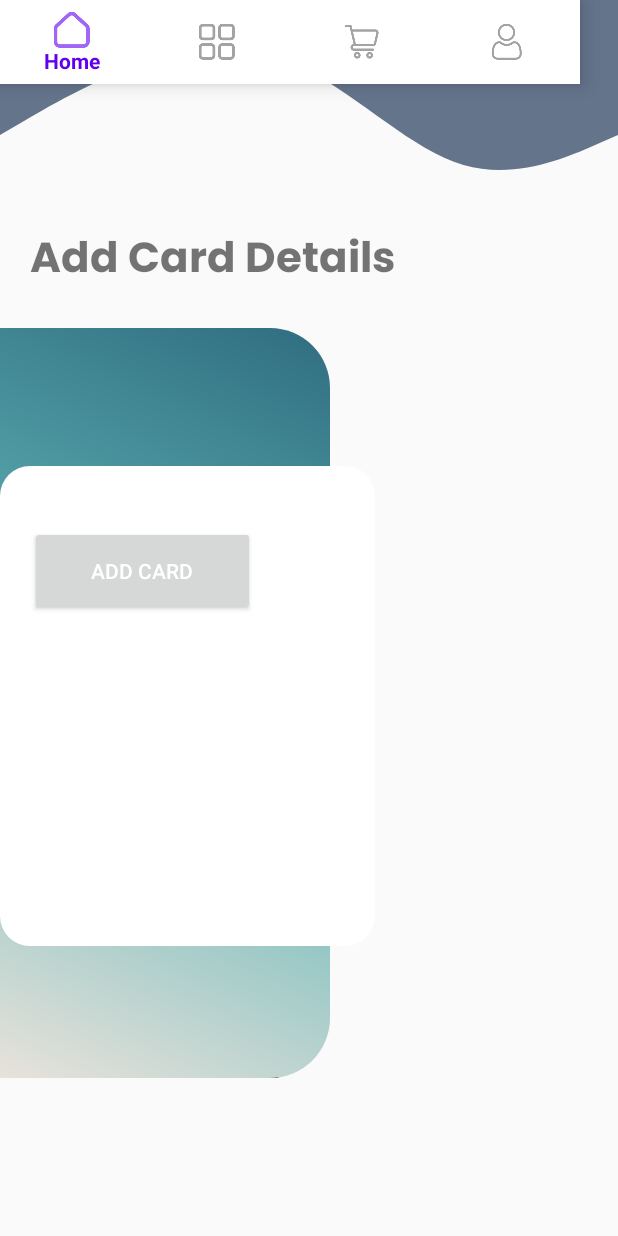
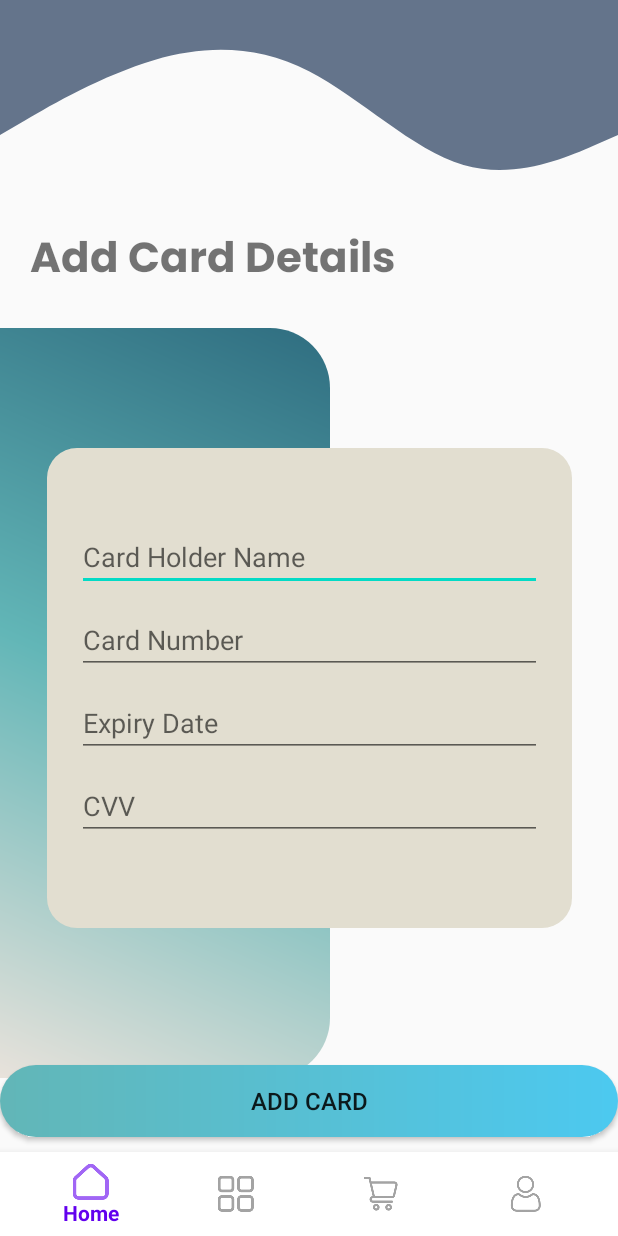
Before and after one commit to ImeshR/MAD-Project, an Android app: the layout activity_card_add_form.xml on its own in the app's theme, with its tools: preview values and no code run, on a phone screen of 412 x 824 dp. Run offline under Robolectric (Android 15) with nearby library versions, the phone set to English and light mode, and no system bars.

Commit message:
adding button create

```diff
--- a/app/src/main/res/drawable/shape_details_panel.xml
+++ b/app/src/main/res/drawable/shape_details_panel.xml
@@ -4,7 +4,7 @@
     <item>
         <shape android:shape="rectangle">
             <corners android:radius="20dp"/>
-            <solid android:color="@android:color/white"/>
+            <solid android:color="@color/s_Ivory"/>
         </shape>
     </item>
 </layer-list>
--- a/app/src/main/res/layout/activity_card_add_form.xml
+++ b/app/src/main/res/layout/activity_card_add_form.xml
@@ -2,6 +2,7 @@
 <androidx.constraintlayout.widget.ConstraintLayout xmlns:android="http://schemas.android.com/apk/res/android"
     xmlns:app="http://schemas.android.com/apk/res-auto"
     xmlns:tools="http://schemas.android.com/tools"
+    android:id="@+id/button_crd_add"
     android:layout_width="match_parent"
     android:layout_height="match_parent"
     tools:context=".Activity.Activity.cardAdd_Form">
@@ -11,21 +12,20 @@
         android:layout_width="0dp"
         android:layout_height="wrap_content"
         android:background="#FFFFFF"
-        app:menu="@menu/bottom_nav"
         app:layout_constraintBottom_toBottomOf="parent"
         app:layout_constraintEnd_toEndOf="parent"
         app:layout_constraintStart_toStartOf="parent"
-         />
+        app:menu="@menu/bottom_nav" />
 
     <View
         android:id="@+id/topView"
         android:layout_width="wrap_content"
         android:layout_height="150dp"
         android:background="@drawable/wave"
-        tools:ignore="MissingConstraints"
         app:layout_constraintEnd_toEndOf="parent"
         app:layout_constraintStart_toStartOf="parent"
-        app:layout_constraintTop_toTopOf="parent" />
+        app:layout_constraintTop_toTopOf="parent"
+        tools:ignore="MissingConstraints" />
 
     <TextView
         android:id="@+id/s_form_title"
@@ -46,70 +46,68 @@
         android:layout_marginTop="20dp"
         android:background="@drawable/shape_left_panel"
         app:layout_constraintTop_toBottomOf="@+id/s_form_title"
-        tools:ignore="MissingConstraints" >
+        tools:ignore="MissingConstraints">
 
-        <ImageView
-            android:id="@+id/imageView2"
-            android:layout_width="180dp"
-            android:layout_height="wrap_content"
-            android:layout_alignParentTop="true"
-            android:layout_alignParentBottom="true"
-            android:layout_marginTop="48dp"
-            android:layout_marginBottom="45dp"
-            app:srcCompat="@drawable/pay_girl" />
+        <!--        <ImageView-->
+        <!--            android:id="@+id/imageView2"-->
+        <!--            android:layout_width="180dp"-->
+        <!--            android:layout_height="wrap_content"-->
+        <!--            android:layout_alignParentTop="true"-->
+        <!--            android:layout_alignParentBottom="true"-->
+        <!--            android:layout_marginTop="48dp"-->
+        <!--            android:layout_marginBottom="45dp"-->
+        <!--            app:srcCompat="@drawable/pay_girl" />-->
     </RelativeLayout>
 
     <LinearLayout
         android:id="@+id/addingPanel"
-        android:layout_width="250dp"
+        android:layout_width="350dp"
         android:layout_height="320dp"
-        android:layout_marginTop="112dp"
         android:background="@drawable/shape_details_panel"
         android:orientation="vertical"
         android:paddingLeft="20dp"
         android:paddingTop="40dp"
         android:paddingRight="20dp"
+        app:layout_constraintBottom_toBottomOf="@+id/relativeLayout"
         app:layout_constraintEnd_toEndOf="parent"
-        app:layout_constraintHorizontal_bias="0.888"
-        app:layout_constraintStart_toStartOf="@+id/relativeLayout"
+        app:layout_constraintStart_toStartOf="parent"
         app:layout_constraintTop_toBottomOf="@+id/s_form_title">
 
-<!--        <EditText-->
-<!--            android:layout_width="match_parent"-->
-<!--            android:layout_height="40dp"-->
-<!--            android:layout_marginTop="15dp"-->
-<!--            android:hint="Card Holder Name" />-->
+        <EditText
+            android:layout_width="match_parent"
+            android:layout_height="40dp"
+            android:layout_marginTop="15dp"
+            android:hint="Card Holder Name" />
 
-<!--        <EditText-->
-<!--            android:layout_width="match_parent"-->
-<!--            android:layout_height="40dp"-->
-<!--            android:layout_marginTop="15dp"-->
-<!--            android:hint="Card Number"-->
-<!--            android:inputType="number" />-->
+        <EditText
+            android:layout_width="match_parent"
+            android:layout_height="40dp"
+            android:layout_marginTop="15dp"
+            android:hint="Card Number" />
 
-<!--        <EditText-->
-<!--            android:layout_width="match_parent"-->
-<!--            android:layout_height="40dp"-->
-<!--            android:layout_marginTop="15dp"-->
-<!--            android:hint="Expiry Date"-->
-<!--            android:inputType="date" />-->
+        <EditText
+            android:layout_width="match_parent"
+            android:layout_height="40dp"
+            android:layout_marginTop="15dp"
+            android:hint="Expiry Date" />
 
-<!--        <EditText-->
-<!--            android:layout_width="match_parent"-->
-<!--            android:layout_height="40dp"-->
-<!--            android:layout_marginTop="15dp"-->
-<!--            android:hint="CVV"-->
-<!--            android:inputType="number" />-->
-
-        <Button
-            android:layout_constraintBottom_toBottomOf="@+id/addingPanel"
-            android:layout_constraintStart_toStartOf="parent"
-            android:layout_constraintEnd_toEndOf="parent"
-            android:layout_width="150dp"
-            android:layout_height="60dp"
-            android:text="Add Card"
-            android:textColor="@color/white"
-            />
+        <EditText
+            android:layout_width="match_parent"
+            android:layout_height="40dp"
+            android:layout_marginTop="15dp"
+            android:hint="CVV" />
     </LinearLayout>
 
+    <Button
+        android:id="@+id/button"
+        android:layout_width="0dp"
+        android:layout_height="wrap_content"
+        android:layout_marginBottom="10dp"
+        android:background="@drawable/shape_addingbutton"
+        android:text="Add Card"
+        android:textSize="16sp"
+        app:layout_constraintBottom_toTopOf="@+id/BottmoNavigationView"
+        app:layout_constraintEnd_toEndOf="parent"
+        app:layout_constraintStart_toStartOf="parent" />
+
 </androidx.constraintlayout.widget.ConstraintLayout>
```
